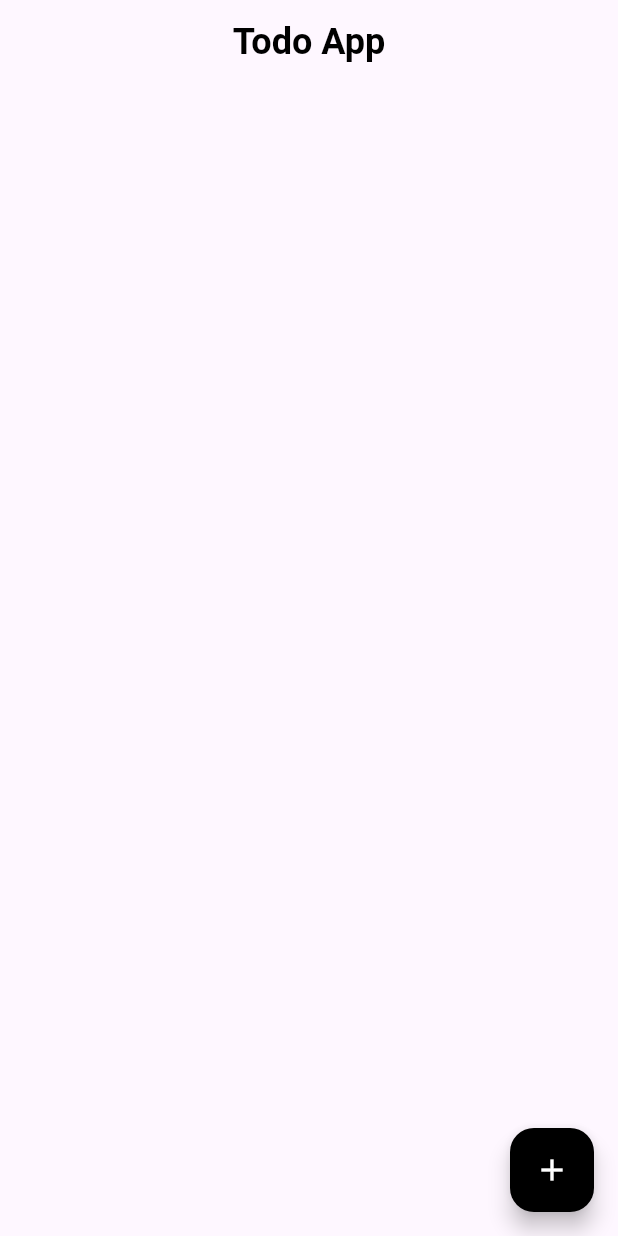
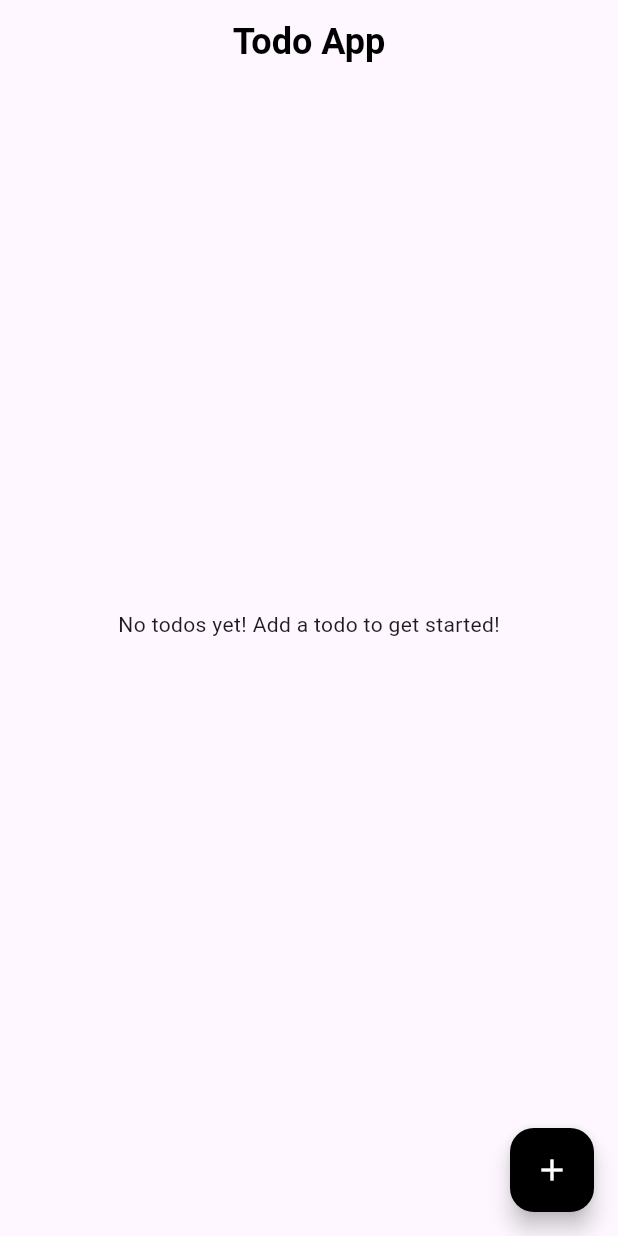
Before and after one commit to SheeloveDol/flutter_todo, a Flutter app: the screen it shows after launch, on a phone screen of 412 x 824 dp. Run offline on Flutter 3.47's test engine with Material 3 defaults, Android fonts, the phone set to English and light mode, and no system bars; our stand-ins replace flutter_riverpod, flutter_slidable.

Commit message:
fixed sizing issue between content container and slidable actionPane

```diff
--- a/lib/pages/home.dart
+++ b/lib/pages/home.dart
@@ -29,6 +29,15 @@ class MyHomePage extends ConsumerWidget {
       body: ListView.builder(
           itemCount: activeTodos.length + 1,
           itemBuilder: (context, index) {
+            if (activeTodos.isEmpty) {
+              return const Padding(
+                padding: EdgeInsets.only(top: 350.0),
+                child: Center(
+                  child: Text("No todos yet! Add a todo to get started!"),
+                ),
+              );
+            }
+            // If the index is equal to the length of the activeTodos list, return a button to navigate to the CompletedTodo page
             if (index == activeTodos.length) {
               if (completedTodos.isEmpty)
                 return Container();
@@ -44,7 +53,9 @@ class MyHomePage extends ConsumerWidget {
                 );
               }
             } else {
-              return Slidable(
+              return Container(
+                margin: const EdgeInsets.all(8.0),
+                child: Slidable(
                     startActionPane: ActionPane(
                       motion: const ScrollMotion(),
                       children: [
@@ -74,7 +85,7 @@ class MyHomePage extends ConsumerWidget {
                       ],
                     ),
                     child: Container(
-                    margin: const EdgeInsets.all(0),
+                      margin: const EdgeInsets.symmetric(horizontal: 16.0),
                       padding: const EdgeInsets.all(16.0),
                       decoration: BoxDecoration(
                           color: Colors.grey[200],
@@ -82,7 +93,8 @@ class MyHomePage extends ConsumerWidget {
                       child: ListTile(
                         title: Center(child: Text(activeTodos[index].content)),
                       ),
-                  ));
+                    )),
+              );
             }
           }),
       floatingActionButton: FloatingActionButton(
```
Also changed, not shown: lib/pages/completed.dart (+13 -3 lines). Lines whose indentation alone changed are shown as unchanged.
